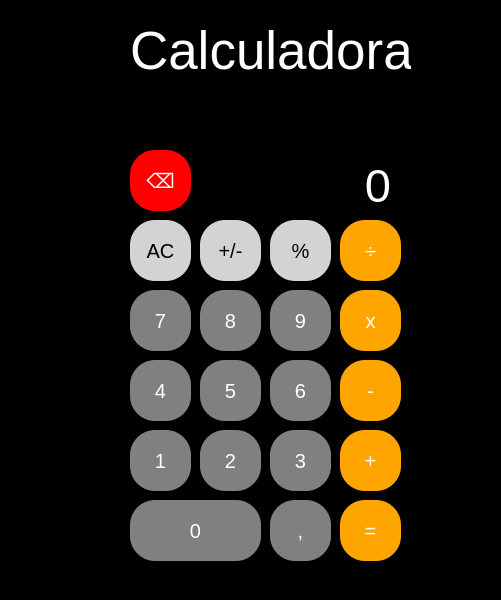
This is view/calculadora.ui in bielzinnnho/CalculadoraPython as Qt 5 draws it before an edit. The edited form follows.
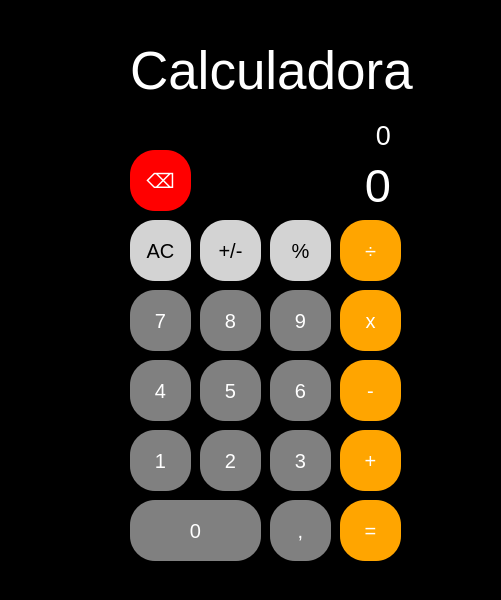
This is the edited form.

Commit message:
brabo dms
esta funfando

What changed in the file:
```diff
--- a/view/calculadora.ui
+++ b/view/calculadora.ui
@@ -469,9 +469,9 @@
     <property name="geometry">
      <rect>
       <x>130</x>
-      <y>-20</y>
-      <width>281</width>
-      <height>141</height>
+      <y>30</y>
+      <width>291</width>
+      <height>81</height>
      </rect>
     </property>
     <property name="font">
@@ -537,6 +537,39 @@
      <string>Backspace</string>
     </property>
    </widget>
+   <widget class="QLabel" name="display2">
+    <property name="geometry">
+     <rect>
+      <x>250</x>
+      <y>120</y>
+      <width>141</width>
+      <height>31</height>
+     </rect>
+    </property>
+    <property name="sizePolicy">
+     <sizepolicy hsizetype="Preferred" vsizetype="Preferred">
+      <horstretch>0</horstretch>
+      <verstretch>0</verstretch>
+     </sizepolicy>
+    </property>
+    <property name="font">
+     <font>
+      <pointsize>20</pointsize>
+     </font>
+    </property>
+    <property name="layoutDirection">
+     <enum>Qt::LeftToRight</enum>
+    </property>
+    <property name="lineWidth">
+     <number>1</number>
+    </property>
+    <property name="text">
+     <string>0</string>
+    </property>
+    <property name="alignment">
+     <set>Qt::AlignRight|Qt::AlignTrailing|Qt::AlignVCenter</set>
+    </property>
+   </widget>
   </widget>
  </widget>
  <resources/>
```
The commit also changes 1 other file.
